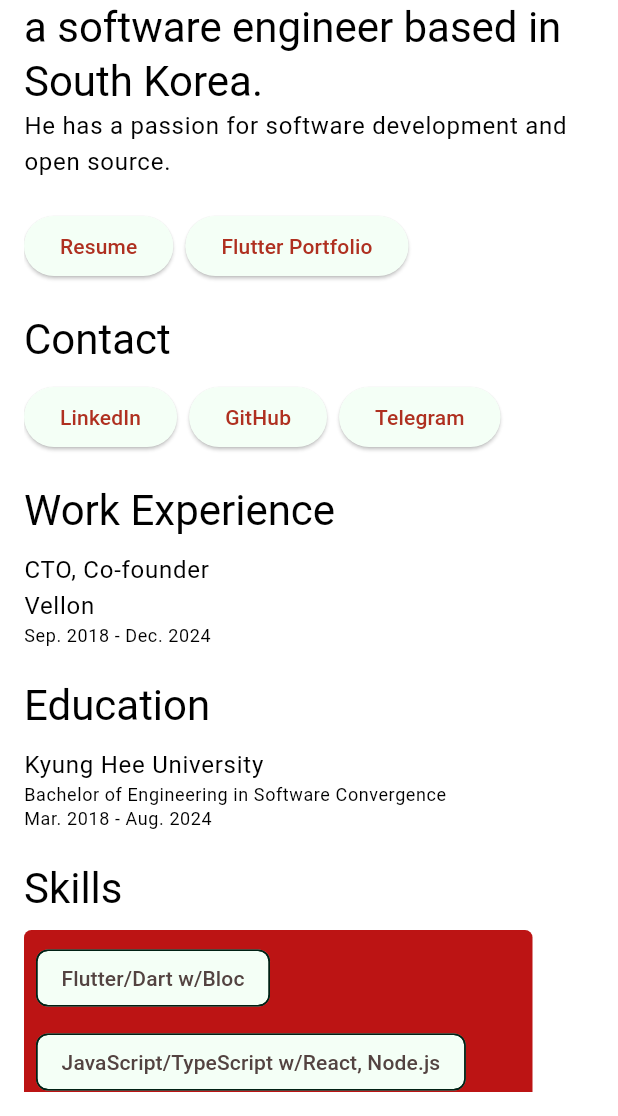
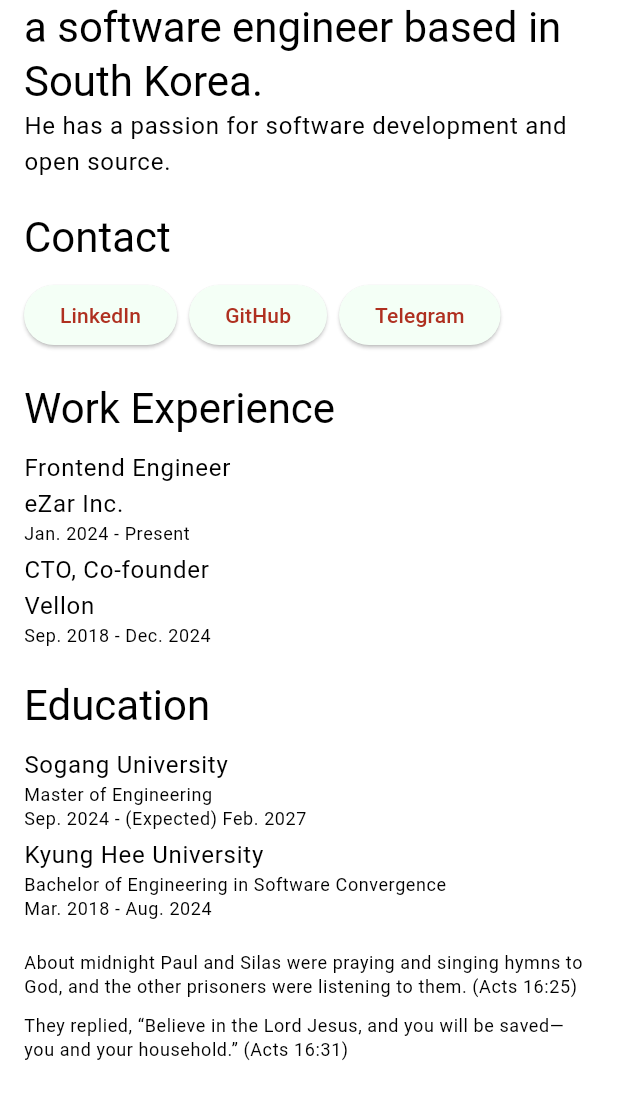
Before and after one commit to SuhwanCha/suhwan.me, a Flutter app: the screen it shows after launch, on a phone screen of 412 x 824 dp, the part 120-1236 px from its top. Run offline on Flutter 3.47's test engine with Material 3 defaults, Android fonts, the phone set to English and light mode, and no system bars; Roboto replaces fonts that are missing (Pretendard).

Commit message:
fix: fix home

```diff
--- a/lib/home_screen.dart
+++ b/lib/home_screen.dart
@@ -45,29 +45,29 @@
                     height: 20,
                   ),
 
-                  Row(
-                    children: [
-                      ElevatedButton(
-                        onPressed: () => launchUrl(
-                          Uri.parse('/resume.pdf'),
-                        ),
-                        child: const Text('Resume'),
-                      ),
-                      const SizedBox(
-                        width: 8,
-                      ),
-                      ElevatedButton(
-                        onPressed: () => launchUrl(
-                          Uri.parse('/flutter_portfolio.pdf'),
-                        ),
-                        child: const Text('Flutter Portfolio'),
-                      ),
-                    ],
-                  ),
+                  // Row(
+                  //   children: [
+                  //     ElevatedButton(
+                  //       onPressed: () => launchUrl(
+                  //         Uri.parse('/resume.pdf'),
+                  //       ),
+                  //       child: const Text('Resume'),
+                  //     ),
+                  //     const SizedBox(
+                  //       width: 8,
+                  //     ),
+                  //     ElevatedButton(
+                  //       onPressed: () => launchUrl(
+                  //         Uri.parse('/flutter_portfolio.pdf'),
+                  //       ),
+                  //       child: const Text('Flutter Portfolio'),
+                  //     ),
+                  //   ],
+                  // ),
 
-                  const SizedBox(
-                    height: 20,
-                  ),
+                  // const SizedBox(
+                  //   height: 20,
+                  // ),
                   Text(
                     'Contact',
                     style: Theme.of(context).textTheme.headlineMedium?.copyWith(
@@ -121,6 +121,47 @@
                     height: 10,
                   ),
 
+                  Row(
+                    children: [
+                      Expanded(
+                        child: Column(
+                          crossAxisAlignment: CrossAxisAlignment.start,
+                          children: [
+                            Text(
+                              'Frontend Engineer',
+                              style: Theme.of(context)
+                                  .textTheme
+                                  .bodyLarge
+                                  ?.copyWith(
+                                    color: Colors.black,
+                                  ),
+                            ),
+                            Text(
+                              'eZar Inc.',
+                              style: Theme.of(context)
+                                  .textTheme
+                                  .bodyLarge
+                                  ?.copyWith(
+                                    color: Colors.black,
+                                  ),
+                            ),
+                            Text(
+                              'Jan. 2024 - Present',
+                              style: Theme.of(context)
+                                  .textTheme
+                                  .bodySmall
+                                  ?.copyWith(
+                                    color: Colors.black,
+                                  ),
+                            ),
+                          ],
+                        ),
+                      ),
+                    ],
+                  ),
+                  const SizedBox(
+                    height: 4,
+                  ),
                   Row(
                     children: [
                       Expanded(
@@ -182,6 +223,47 @@
                           crossAxisAlignment: CrossAxisAlignment.start,
                           children: [
                             Text(
+                              'Sogang University',
+                              style: Theme.of(context)
+                                  .textTheme
+                                  .bodyLarge
+                                  ?.copyWith(
+                                    color: Colors.black,
+                                  ),
+                            ),
+                            Text(
+                              'Master of Engineering',
+                              style: Theme.of(context)
+                                  .textTheme
+                                  .bodySmall
+                                  ?.copyWith(
+                                    color: Colors.black,
+                                  ),
+                            ),
+                            Text(
+                              'Sep. 2024 - (Expected) Feb. 2027',
+                              style: Theme.of(context)
+                                  .textTheme
+                                  .bodySmall
+                                  ?.copyWith(
+                                    color: Colors.black,
+                                  ),
+                            ),
+                          ],
+                        ),
+                      ),
+                    ],
+                  ),
+                  const SizedBox(
+                    height: 4,
+                  ),
+                  Row(
+                    children: [
+                      Expanded(
+                        child: Column(
+                          crossAxisAlignment: CrossAxisAlignment.start,
+                          children: [
+                            Text(
                               'Kyung Hee University',
                               style: Theme.of(context)
                                   .textTheme
@@ -216,83 +298,83 @@
 
                   // skills
 
-                  const SizedBox(
-                    height: 20,
-                  ),
+                  // const SizedBox(
+                  //   height: 20,
+                  // ),
 
-                  Text(
-                    'Skills',
-                    style: Theme.of(context).textTheme.headlineMedium?.copyWith(
-                          color: Colors.black,
-                        ),
-                  ),
+                  // Text(
+                  //   'Skills',
+                  //   style: Theme.of(context).textTheme.headlineMedium?.copyWith(
+                  //         color: Colors.black,
+                  //       ),
+                  // ),
 
-                  const SizedBox(
-                    height: 10,
-                  ),
+                  // const SizedBox(
+                  //   height: 10,
+                  // ),
 
-                  Row(
-                    children: [
-                      Expanded(
-                        child: Column(
-                          crossAxisAlignment: CrossAxisAlignment.start,
-                          children: [
-                            Container(
-                              decoration: BoxDecoration(
-                                color: Theme.of(context).colorScheme.secondary,
-                                borderRadius: BorderRadius.circular(5),
-                              ),
-                              padding: const EdgeInsets.all(8),
-                              child: const Wrap(
-                                spacing: 8,
-                                runSpacing: 8,
-                                children: [
-                                  Chip(
-                                    label: Text('Flutter/Dart w/Bloc'),
-                                  ),
-                                  Chip(
-                                    label: Text(
-                                        'JavaScript/TypeScript w/React, Node.js'),
-                                  ),
-                                  // go lang
-                                  Chip(
-                                    label: Text('Go w/Gin, Gorm'),
-                                  ),
-                                  Chip(
-                                    label: Text('MySQL'),
-                                  ),
-                                  Chip(
-                                    label: Text('AWS'),
-                                  ),
-                                  Chip(
-                                    label: Text('Docker/Kubernetes'),
-                                  ),
-                                  Chip(
-                                    label: Text('CI/CD'),
-                                  ),
-                                  Chip(
-                                    label: Text('HTML/CSS/SCSS'),
-                                  ),
-                                  Chip(
-                                    label: Text('JavaScipt/TypeScript'),
-                                  ),
-                                  Chip(
-                                    label: Text('Vue.js'),
-                                  ),
-                                  Chip(
-                                    label: Text('PHP/Laravel'),
-                                  ),
-                                ],
-                              ),
-                            ),
-                            const SizedBox(
-                              height: 20,
-                            ),
-                          ],
-                        ),
-                      )
-                    ],
-                  ),
+                  // Row(
+                  //   children: [
+                  //     Expanded(
+                  //       child: Column(
+                  //         crossAxisAlignment: CrossAxisAlignment.start,
+                  //         children: [
+                  //           Container(
+                  //             decoration: BoxDecoration(
+                  //               color: Theme.of(context).colorScheme.secondary,
+                  //               borderRadius: BorderRadius.circular(5),
+                  //             ),
+                  //             padding: const EdgeInsets.all(8),
+                  //             child: const Wrap(
+                  //               spacing: 8,
+                  //               runSpacing: 8,
+                  //               children: [
+                  //                 Chip(
+                  //                   label: Text('Flutter/Dart w/Bloc'),
+                  //                 ),
+                  //                 Chip(
+                  //                   label: Text(
+                  //                       'JavaScript/TypeScript w/React, Node.js'),
+                  //                 ),
+                  //                 // go lang
+                  //                 Chip(
+                  //                   label: Text('Go w/Gin, Gorm'),
+                  //                 ),
+                  //                 Chip(
+                  //                   label: Text('MySQL'),
+                  //                 ),
+                  //                 Chip(
+                  //                   label: Text('AWS'),
+                  //                 ),
+                  //                 Chip(
+                  //                   label: Text('Docker/Kubernetes'),
+                  //                 ),
+                  //                 Chip(
+                  //                   label: Text('CI/CD'),
+                  //                 ),
+                  //                 Chip(
+                  //                   label: Text('HTML/CSS/SCSS'),
+                  //                 ),
+                  //                 Chip(
+                  //                   label: Text('JavaScipt/TypeScript'),
+                  //                 ),
+                  //                 Chip(
+                  //                   label: Text('Vue.js'),
+                  //                 ),
+                  //                 Chip(
+                  //                   label: Text('PHP/Laravel'),
+                  //                 ),
+                  //               ],
+                  //             ),
+                  //           ),
+                  //           const SizedBox(
+                  //             height: 20,
+                  //           ),
+                  //         ],
+                  //       ),
+                  //     )
+                  //   ],
+                  // ),
                   const SizedBox(
                     height: 20,
                   ),
```
Also changed, not shown: pubspec.lock, 1 other file.
